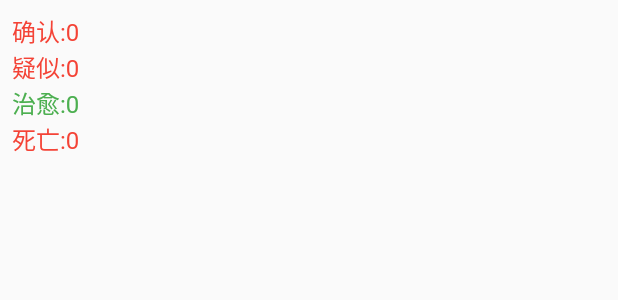
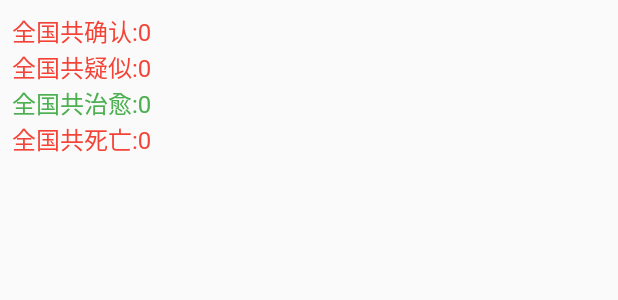
Before and after one commit to archko/wuhan2020_flutter_app, a Flutter app: the SicknessPage widget shown alone on an empty page, opened directly, on a phone screen of 412 x 824 dp. Shown: the top 300 px of the screen. Run offline on Flutter 3.47's test engine with Material 2 defaults, Android fonts, the phone set to English and light mode, and no system bars; drawn by our look-alikes of pull_to_refresh; our stand-ins replace cached_network_image, dio, webview_flutter; network calls fail.

Commit message:
update version update text

```diff
--- a/lib/page/sickness/sickness_page.dart
+++ b/lib/page/sickness/sickness_page.dart
@@ -112,13 +112,13 @@ class _SicknessPageState extends State<SicknessPage>
                 child: Column(
                   crossAxisAlignment: CrossAxisAlignment.start,
                   children: <Widget>[
-                    Text('确认:${model.confirmedCount}',
+                    Text('全国共确认:${model.confirmedCount}',
                         style: TextStyle(fontSize: 16.0, color: Colors.red)),
-                    Text('疑似:${model.suspectedCount}',
+                    Text('全国共疑似:${model.suspectedCount}',
                         style: TextStyle(fontSize: 16.0, color: Colors.red)),
-                    Text('治愈:${model.curedCount}',
+                    Text('全国共治愈:${model.curedCount}',
                         style: TextStyle(fontSize: 16.0, color: Colors.green)),
-                    Text('死亡:${model.deadCount}',
+                    Text('全国共死亡:${model.deadCount}',
                         style: TextStyle(fontSize: 16.0, color: Colors.red)),
                   ],
                 ),
```
Also changed, not shown: 2 other files.
